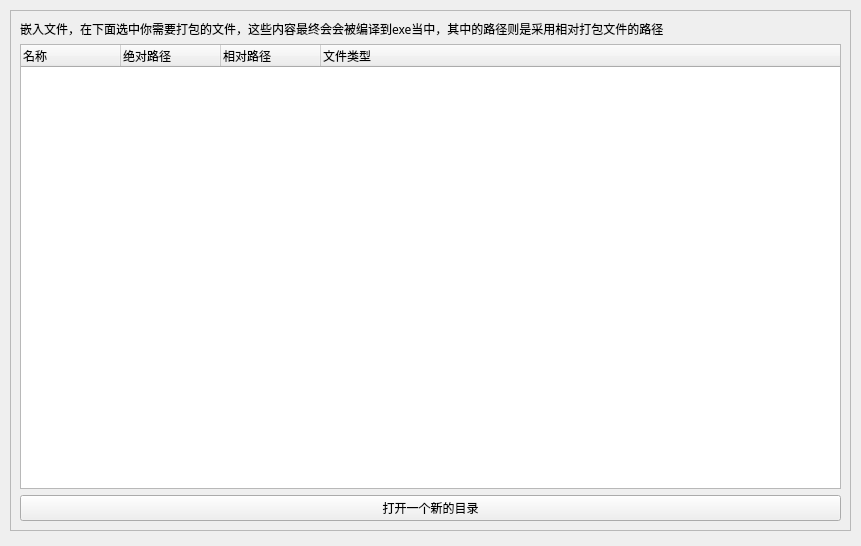
This is ui/embed_page.ui in 271374667/NuitkaGUI as Qt 5 draws it before an edit. The edited form follows.
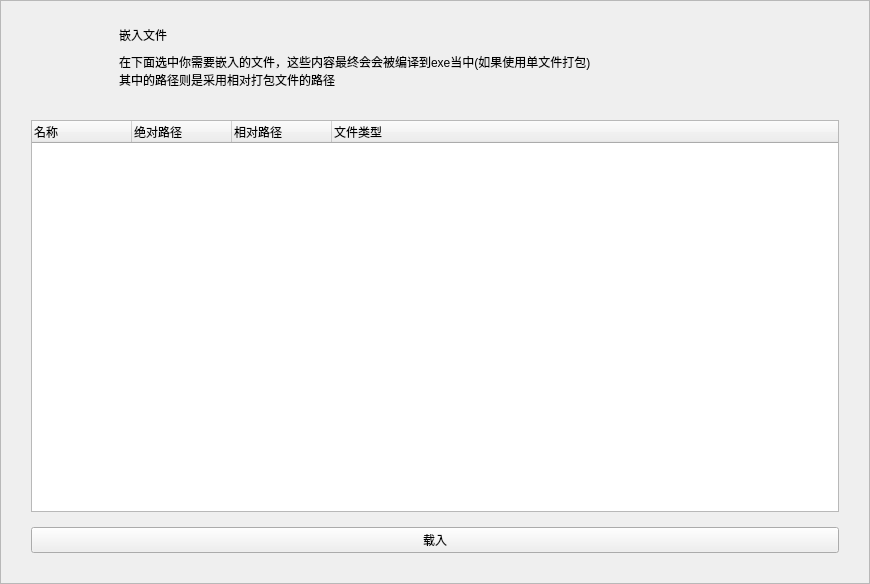
This is the edited form. Icons and pictures are not drawn. Custom widgets are drawn as their Qt base class.

```diff
--- a/ui/embed_page.ui
+++ b/ui/embed_page.ui
@@ -6,52 +6,160 @@
    <rect>
     <x>0</x>
     <y>0</y>
-    <width>861</width>
-    <height>546</height>
+    <width>870</width>
+    <height>584</height>
    </rect>
   </property>
   <property name="windowTitle">
    <string>Form</string>
   </property>
-  <widget class="QScrollArea" name="scrollArea_3">
-   <property name="geometry">
-    <rect>
-     <x>10</x>
-     <y>10</y>
-     <width>841</width>
-     <height>521</height>
-    </rect>
+  <layout class="QVBoxLayout" name="verticalLayout">
+   <property name="spacing">
+    <number>0</number>
    </property>
+   <property name="leftMargin">
+    <number>0</number>
+   </property>
+   <property name="topMargin">
+    <number>0</number>
+   </property>
+   <property name="rightMargin">
+    <number>0</number>
+   </property>
+   <property name="bottomMargin">
+    <number>0</number>
+   </property>
+   <item>
+    <widget class="ScrollArea" name="ScrollArea">
    <property name="widgetResizable">
     <bool>true</bool>
    </property>
-   <widget class="QWidget" name="scrollAreaWidgetContents_3">
+     <widget class="QWidget" name="scrollAreaWidgetContents">
     <property name="geometry">
      <rect>
       <x>0</x>
       <y>0</y>
-      <width>839</width>
-      <height>519</height>
-     </rect>
-    </property>
-    <layout class="QVBoxLayout" name="verticalLayout_14">
+        <width>868</width>
+        <height>582</height>
+       </rect>
+      </property>
+      <layout class="QVBoxLayout" name="verticalLayout_3">
+       <property name="spacing">
+        <number>15</number>
+       </property>
+       <property name="leftMargin">
+        <number>30</number>
+       </property>
+       <property name="topMargin">
+        <number>10</number>
+       </property>
+       <property name="rightMargin">
+        <number>30</number>
+       </property>
+       <property name="bottomMargin">
+        <number>30</number>
+       </property>
      <item>
-      <widget class="StrongBodyLabel" name="label_4">
-       <property name="font">
-        <font>
-         <family>等线</family>
-         <pointsize>9</pointsize>
-         <weight>50</weight>
-         <bold>false</bold>
-        </font>
-       </property>
+        <widget class="ElevatedCardWidget" name="ElevatedCardWidget">
+         <property name="sizePolicy">
+          <sizepolicy hsizetype="Preferred" vsizetype="Preferred">
+           <horstretch>0</horstretch>
+           <verstretch>0</verstretch>
+          </sizepolicy>
+         </property>
+         <layout class="QHBoxLayout" name="horizontalLayout_2">
+          <property name="spacing">
+           <number>9</number>
+          </property>
+          <property name="leftMargin">
+           <number>15</number>
+          </property>
+          <property name="topMargin">
+           <number>15</number>
+          </property>
+          <property name="rightMargin">
+           <number>15</number>
+          </property>
+          <property name="bottomMargin">
+           <number>15</number>
+          </property>
+          <item>
+           <widget class="IconWidget" name="IconWidget">
+            <property name="sizePolicy">
+             <sizepolicy hsizetype="Minimum" vsizetype="Minimum">
+              <horstretch>0</horstretch>
+              <verstretch>0</verstretch>
+             </sizepolicy>
+            </property>
+            <property name="minimumSize">
+             <size>
+              <width>64</width>
+              <height>64</height>
+             </size>
+            </property>
+            <property name="maximumSize">
+             <size>
+              <width>64</width>
+              <height>64</height>
+             </size>
+            </property>
+            <property name="styleSheet">
+             <string notr="true"/>
+            </property>
+            <property name="icon">
+             <iconset resource="../assets/res.qrc">
+              <normaloff>:/Icons/materialIcons/icons8_archive.svg</normaloff>:/Icons/materialIcons/icons8_archive.svg</iconset>
+            </property>
+           </widget>
+          </item>
+          <item>
+           <layout class="QVBoxLayout" name="verticalLayout_2">
+            <item>
+             <widget class="TitleLabel" name="TitleLabel">
+              <property name="sizePolicy">
+               <sizepolicy hsizetype="Preferred" vsizetype="Fixed">
+                <horstretch>0</horstretch>
+                <verstretch>0</verstretch>
+               </sizepolicy>
+              </property>
+              <property name="styleSheet">
+               <string notr="true"/>
+              </property>
        <property name="text">
-        <string>嵌入文件，在下面选中你需要打包的文件，这些内容最终会会被编译到exe当中，其中的路径则是采用相对打包文件的路径</string>
+               <string>嵌入文件</string>
        </property>
       </widget>
      </item>
      <item>
-      <widget class="FileTree" name="treeWidget">
+             <widget class="BodyLabel" name="BodyLabel">
+              <property name="sizePolicy">
+               <sizepolicy hsizetype="Preferred" vsizetype="Fixed">
+                <horstretch>0</horstretch>
+                <verstretch>0</verstretch>
+               </sizepolicy>
+              </property>
+              <property name="text">
+               <string>&lt;html&gt;&lt;head/&gt;&lt;body&gt;&lt;p&gt;在下面选中你需要嵌入的文件，这些内容最终会会被编译到exe当中(如果使用单文件打包)&lt;br/&gt;其中的路径则是采用相对打包文件的路径&lt;/p&gt;&lt;/body&gt;&lt;/html&gt;</string>
+              </property>
+              <property name="wordWrap">
+               <bool>false</bool>
+              </property>
+              <property name="lightColor" stdset="0">
+               <color>
+                <red>96</red>
+                <green>96</green>
+                <blue>96</blue>
+               </color>
+              </property>
+             </widget>
+            </item>
+           </layout>
+          </item>
+         </layout>
+        </widget>
+       </item>
+       <item>
+        <widget class="EmbedFileTree" name="treeWidget">
        <column>
         <property name="text">
          <string>名称</string>
@@ -86,13 +194,25 @@
         <string>警告:尽可能不要使用除了项目路径外的其他路径，可能会导致意料之外的错误 程序寻找这些额外的文件是使用相对路径进行寻找</string>
        </property>
        <property name="text">
-        <string>打开一个新的目录</string>
-       </property>
+          <string>载入</string>
+         </property>
+         <property name="icon">
+          <iconset resource="../assets/res.qrc">
+           <normaloff>:/Icons/materialIcons/icons8_double_down.svg</normaloff>:/Icons/materialIcons/icons8_double_down.svg</iconset>
+         </property>
+         <property name="iconSize">
+          <size>
+           <width>16</width>
+           <height>16</height>
+          </size>
+         </property>
       </widget>
      </item>
     </layout>
    </widget>
   </widget>
+   </item>
+  </layout>
  </widget>
  <customwidgets>
   <customwidget>
@@ -101,12 +221,46 @@
    <header>qmaterialwidgets</header>
   </customwidget>
   <customwidget>
-   <class>StrongBodyLabel</class>
+   <class>IconWidget</class>
+   <extends>QWidget</extends>
+   <header>qmaterialwidgets</header>
+  </customwidget>
+  <customwidget>
+   <class>CardWidget</class>
+   <extends>QFrame</extends>
+   <header>qmaterialwidgets</header>
+   <container>1</container>
+  </customwidget>
+  <customwidget>
+   <class>OutlinedCardWidget</class>
+   <extends>CardWidget</extends>
+   <header>qmaterialwidgets</header>
+   <container>1</container>
+  </customwidget>
+  <customwidget>
+   <class>ElevatedCardWidget</class>
+   <extends>OutlinedCardWidget</extends>
+   <header>qmaterialwidgets</header>
+   <container>1</container>
+  </customwidget>
+  <customwidget>
+   <class>ScrollArea</class>
+   <extends>QScrollArea</extends>
+   <header>qmaterialwidgets</header>
+   <container>1</container>
+  </customwidget>
+  <customwidget>
+   <class>BodyLabel</class>
    <extends>QLabel</extends>
    <header>qmaterialwidgets</header>
   </customwidget>
   <customwidget>
-   <class>FileTree</class>
+   <class>TitleLabel</class>
+   <extends>QLabel</extends>
+   <header>qmaterialwidgets</header>
+  </customwidget>
+  <customwidget>
+   <class>EmbedFileTree</class>
    <extends>QTreeWidget</extends>
    <header>customWidget.filetree</header>
   </customwidget>
```
Left out of the diff: 6 changed lines with no effect on the pictures. Lines whose indentation alone changed are shown as unchanged.
